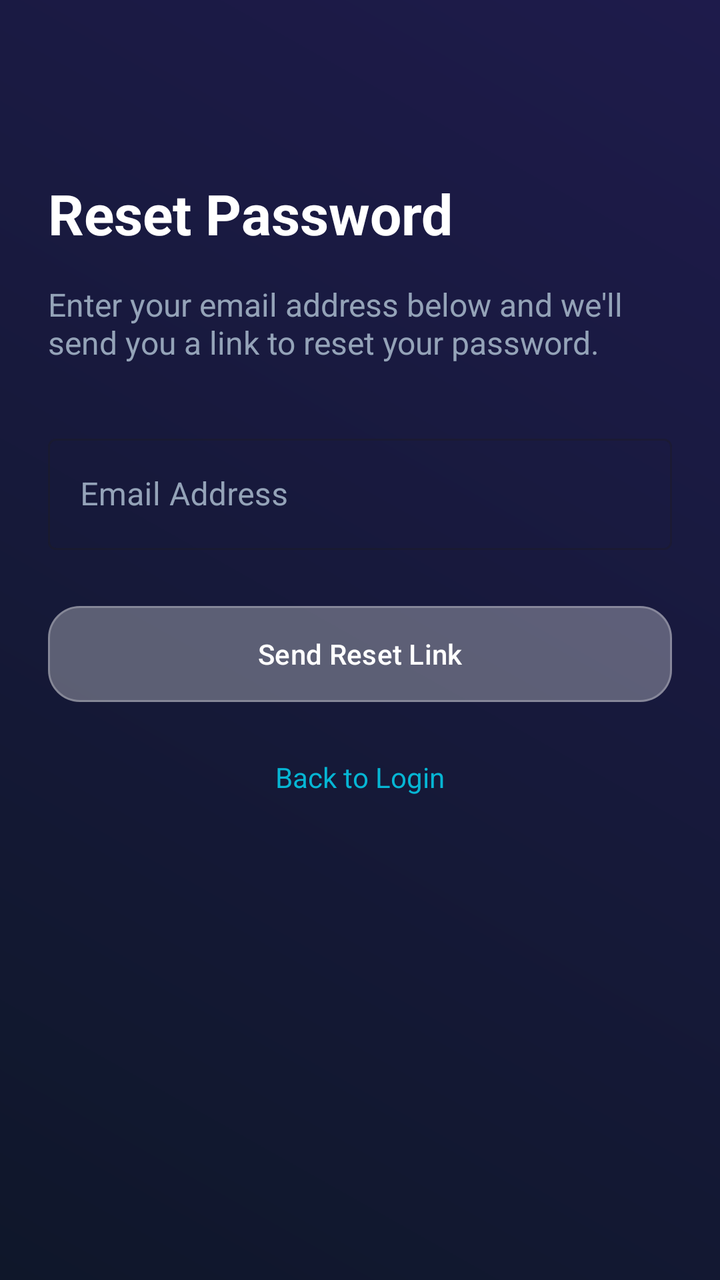
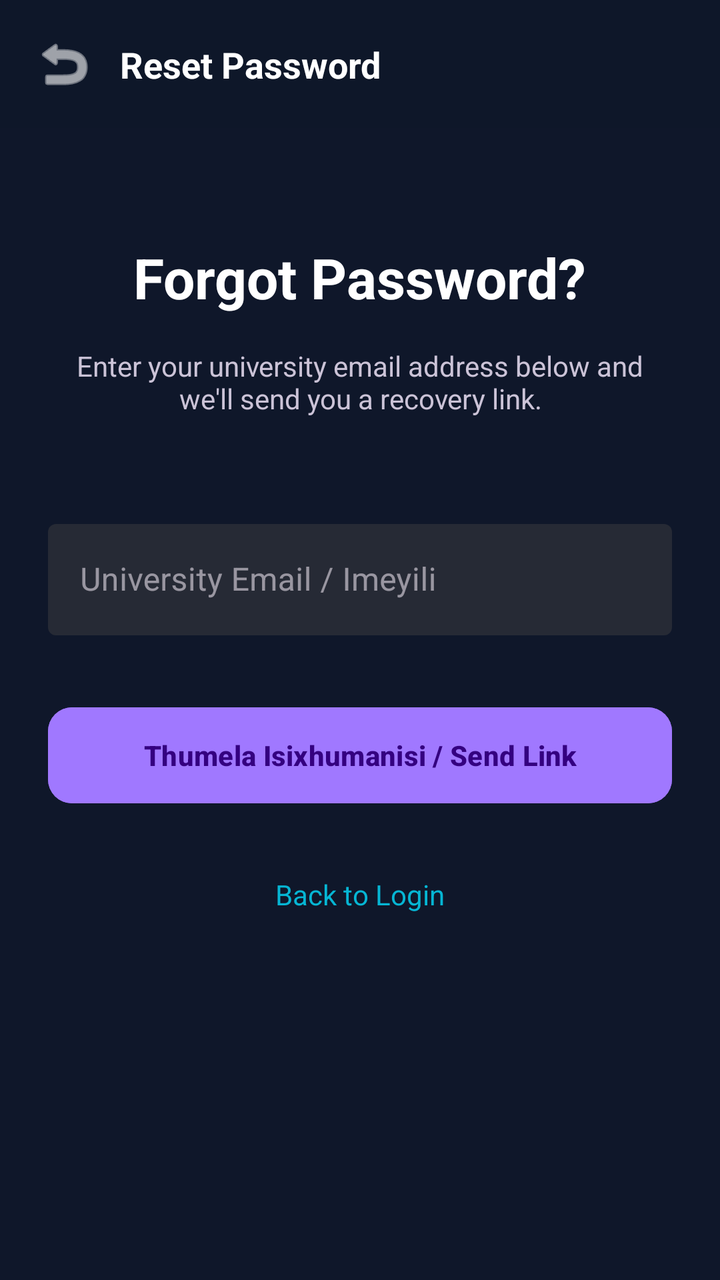

Screens rendered from an Android XML layout before and after an edit, with the pre-edit source and the edit as a unified diff.
<!-- AndroidManifest.xml: application theme Theme.AssignmentPlanner -->
<!-- res/layout/activity_forgot_password.xml -->
<?xml version="1.0" encoding="utf-8"?>
<androidx.constraintlayout.widget.ConstraintLayout xmlns:android="http://schemas.android.com/apk/res/android"
    xmlns:app="http://schemas.android.com/apk/res-auto"
    android:layout_width="match_parent"
    android:layout_height="match_parent"
    android:background="@drawable/gradient_background"
    android:padding="24dp">

    <TextView
        android:id="@+id/tv_forgot_title"
        android:layout_width="wrap_content"
        android:layout_height="wrap_content"
        android:layout_marginTop="64dp"
        android:text="Reset Password"
        android:textColor="@color/text_primary"
        android:textSize="28sp"
        android:textStyle="bold"
        app:layout_constraintStart_toStartOf="parent"
        app:layout_constraintTop_toTopOf="parent" />

    <TextView
        android:id="@+id/tv_forgot_instructions"
        android:layout_width="match_parent"
        android:layout_height="wrap_content"
        android:layout_marginTop="16dp"
        android:text="Enter your email address below and we'll send you a link to reset your password."
        android:textColor="@color/text_secondary"
        android:textSize="16sp"
        app:layout_constraintTop_toBottomOf="@id/tv_forgot_title" />

    <com.google.android.material.textfield.TextInputLayout
        android:id="@+id/til_forgot_email"
        style="@style/Widget.MaterialComponents.TextInputLayout.OutlinedBox"
        android:layout_width="match_parent"
        android:layout_height="wrap_content"
        android:layout_marginTop="32dp"
        android:hint="Email Address"
        android:textColorHint="@color/text_secondary"
        app:layout_constraintTop_toBottomOf="@id/tv_forgot_instructions">

        <com.google.android.material.textfield.TextInputEditText
            android:layout_width="match_parent"
            android:layout_height="wrap_content"
            android:inputType="textEmailAddress"
            android:textColor="@color/text_primary" />
    </com.google.android.material.textfield.TextInputLayout>

    <com.google.android.material.button.MaterialButton
        android:id="@+id/btn_send_reset"
        android:layout_width="match_parent"
        android:layout_height="56dp"
        android:layout_marginTop="24dp"
        android:backgroundTint="@color/glass_bg_light"
        android:text="Send Reset Link"
        android:textAllCaps="false"
        android:textColor="@color/text_primary"
        app:cornerRadius="16dp"
        app:layout_constraintTop_toBottomOf="@id/til_forgot_email"
        app:strokeColor="@color/glass_border"
        app:strokeWidth="1dp" />

    <TextView
        android:id="@+id/tv_back_login"
        android:layout_width="wrap_content"
        android:layout_height="wrap_content"
        android:layout_marginTop="24dp"
        android:text="Back to Login"
        android:textColor="@color/accent_cyan"
        app:layout_constraintEnd_toEndOf="parent"
        app:layout_constraintStart_toStartOf="parent"
        app:layout_constraintTop_toBottomOf="@id/btn_send_reset" />

</androidx.constraintlayout.widget.ConstraintLayout>
<!-- resources referenced by this layout -->
<resources>
  <color name="accent_cyan">#06B6D4</color>
  <color name="glass_bg_light">#2AFFFFFF</color>
  <color name="glass_border">#40FFFFFF</color>
  <color name="text_primary">#FFFFFF</color>
  <color name="text_secondary">#94A3B8</color>
  <!-- drawable gradient_background (drawable) -->
  <?xml version="1.0" encoding="utf-8"?>
  <shape xmlns:android="http://schemas.android.com/apk/res/android"
      android:shape="rectangle">
      <gradient
          android:angle="45"
          android:endColor="@color/bg_gradient_end"
          android:startColor="@color/bg_gradient_start"
          android:type="linear" />
  </shape>
  <style name="Theme.AssignmentPlanner" parent="Base.Theme.AssignmentPlanner" />
  <color name="bg_gradient_end">#1E1B4B</color>
  <color name="bg_gradient_start">#0F172A</color>
  <style name="Base.Theme.AssignmentPlanner" parent="Theme.Material3.DayNight.NoActionBar">
          
          
      </style>
</resources>

<!-- the commit's change to res/layout/activity_forgot_password.xml (unified diff, before → after) -->
@@ -1,73 +1,117 @@
 <?xml version="1.0" encoding="utf-8"?>
 <androidx.constraintlayout.widget.ConstraintLayout xmlns:android="http://schemas.android.com/apk/res/android"
     xmlns:app="http://schemas.android.com/apk/res-auto"
+    xmlns:tools="http://schemas.android.com/tools"
+    android:id="@+id/main"
     android:layout_width="match_parent"
     android:layout_height="match_parent"
-    android:background="@drawable/gradient_background"
-    android:padding="24dp">
+    android:background="@color/bg_gradient_start">
 
-    <TextView
-        android:id="@+id/tv_forgot_title"
-        android:layout_width="wrap_content"
-        android:layout_height="wrap_content"
-        android:layout_marginTop="64dp"
-        android:text="Reset Password"
-        android:textColor="@color/text_primary"
-        android:textSize="28sp"
-        android:textStyle="bold"
-        app:layout_constraintStart_toStartOf="parent"
-        app:layout_constraintTop_toTopOf="parent" />
+    
+    <androidx.constraintlayout.widget.ConstraintLayout
+        android:id="@+id/cl_forgot_header"
+        android:layout_width="match_parent"
+        android:layout_height="64dp"
+        android:background="#1A0F131D"
+        android:paddingHorizontal="16dp"
+        app:layout_constraintTop_toTopOf="parent">
 
-    <TextView
-        android:id="@+id/tv_forgot_instructions"
+        <ImageView
+            android:id="@+id/btn_back"
+            android:layout_width="32dp"
+            android:layout_height="32dp"
+            android:src="@android:drawable/ic_menu_revert"
+            app:layout_constraintBottom_toBottomOf="parent"
+            app:layout_constraintStart_toStartOf="parent"
+            app:layout_constraintTop_toTopOf="parent"
+            app:tint="@color/text_primary" />
+
+        <TextView
+            android:layout_width="wrap_content"
+            android:layout_height="wrap_content"
+            android:layout_marginStart="12dp"
+            android:text="Reset Password"
+            android:textColor="@color/text_primary"
+            android:textSize="18sp"
+            android:textStyle="bold"
+            app:layout_constraintBottom_toBottomOf="parent"
+            app:layout_constraintStart_toEndOf="@id/btn_back"
+            app:layout_constraintTop_toTopOf="parent" />
+    </androidx.constraintlayout.widget.ConstraintLayout>
+
+    <ScrollView
         android:layout_width="match_parent"
-        android:layout_height="wrap_content"
-        android:layout_marginTop="16dp"
-        android:text="Enter your email address below and we'll send you a link to reset your password."
-        android:textColor="@color/text_secondary"
-        android:textSize="16sp"
-        app:layout_constraintTop_toBottomOf="@id/tv_forgot_title" />
+        android:layout_height="0dp"
+        android:fillViewport="true"
+        app:layout_constraintBottom_toBottomOf="parent"
+        app:layout_constraintTop_toBottomOf="@id/cl_forgot_header">
 
-    <com.google.android.material.textfield.TextInputLayout
-        android:id="@+id/til_forgot_email"
-        style="@style/Widget.MaterialComponents.TextInputLayout.OutlinedBox"
-        android:layout_width="match_parent"
-        android:layout_height="wrap_content"
-        android:layout_marginTop="32dp"
-        android:hint="Email Address"
-        android:textColorHint="@color/text_secondary"
-        app:layout_constraintTop_toBottomOf="@id/tv_forgot_instructions">
-
-        <com.google.android.material.textfield.TextInputEditText
+        <LinearLayout
             android:layout_width="match_parent"
             android:layout_height="wrap_content"
-            android:inputType="textEmailAddress"
-            android:textColor="@color/text_primary" />
-    </com.google.android.material.textfield.TextInputLayout>
+            android:gravity="center_horizontal"
+            android:orientation="vertical"
+            android:padding="24dp">
 
-    <com.google.android.material.button.MaterialButton
-        android:id="@+id/btn_send_reset"
-        android:layout_width="match_parent"
-        android:layout_height="56dp"
-        android:layout_marginTop="24dp"
-        android:backgroundTint="@color/glass_bg_light"
-        android:text="Send Reset Link"
-        android:textAllCaps="false"
-        android:textColor="@color/text_primary"
-        app:cornerRadius="16dp"
-        app:layout_constraintTop_toBottomOf="@id/til_forgot_email"
-        app:strokeColor="@color/glass_border"
-        app:strokeWidth="1dp" />
+            <TextView
+                android:id="@+id/tv_forgot_title"
+                android:layout_width="wrap_content"
+                android:layout_height="wrap_content"
+                android:layout_marginTop="32dp"
+                android:text="Forgot Password?"
+                android:textColor="@color/text_primary"
+                android:textSize="28sp"
+                android:textStyle="bold" />
 
-    <TextView
-        android:id="@+id/tv_back_login"
-        android:layout_width="wrap_content"
-        android:layout_height="wrap_content"
-        android:layout_marginTop="24dp"
-        android:text="Back to Login"
-        android:textColor="@color/accent_cyan"
-        app:layout_constraintEnd_toEndOf="parent"
-        app:layout_constraintStart_toStartOf="parent"
-        app:layout_constraintTop_toBottomOf="@id/btn_send_reset" />
+            <TextView
+                android:id="@+id/tv_forgot_instructions"
+                android:layout_width="match_parent"
+                android:layout_height="wrap_content"
+                android:layout_marginTop="16dp"
+                android:gravity="center"
+                android:text="Enter your university email address below and we'll send you a recovery link."
+                android:textColor="@color/text_on_surface_variant"
+                android:textSize="14sp" />
+
+            <com.google.android.material.textfield.TextInputLayout
+                android:id="@+id/til_forgot_email"
+                style="@style/Widget.MaterialComponents.TextInputLayout.OutlinedBox"
+                android:layout_width="match_parent"
+                android:layout_height="wrap_content"
+                android:layout_marginTop="48dp"
+                android:hint="University Email / Imeyili"
+                app:boxBackgroundColor="@color/surface_container_high"
+                app:boxStrokeWidth="0dp">
+
+                <com.google.android.material.textfield.TextInputEditText
+                    android:id="@+id/et_forgot_email"
+                    android:layout_width="match_parent"
+                    android:layout_height="wrap_content"
+                    android:inputType="textEmailAddress"
+                    android:textColor="@color/text_primary" />
+            </com.google.android.material.textfield.TextInputLayout>
+
+            <com.google.android.material.button.MaterialButton
+                android:id="@+id/btn_send_reset"
+                android:layout_width="match_parent"
+                android:layout_height="56dp"
+                android:layout_marginTop="32dp"
+                android:backgroundTint="@color/primary_container"
+                android:text="Thumela Isixhumanisi / Send Link"
+                android:textColor="@color/on_primary_container"
+                android:textStyle="bold"
+                app:cornerRadius="12dp" />
+
+            <TextView
+                android:id="@+id/tv_back_login"
+                android:layout_width="wrap_content"
+                android:layout_height="wrap_content"
+                android:layout_marginTop="32dp"
+                android:text="Back to Login"
+                android:textColor="@color/accent_cyan"
+                android:textSize="14sp" />
+
+        </LinearLayout>
+    </ScrollView>
 
 </androidx.constraintlayout.widget.ConstraintLayout>
<!-- resource entries referenced after the edit -->
@@ -1,26 +1,23 @@
 <!-- resources referenced by this layout -->
 <resources>
   <color name="accent_cyan">#06B6D4</color>
-  <color name="glass_bg_light">#2AFFFFFF</color>
-  <color name="glass_border">#40FFFFFF</color>
   <color name="text_primary">#FFFFFF</color>
-  <color name="text_secondary">#94A3B8</color>
-  <!-- drawable gradient_background (drawable) -->
-  <?xml version="1.0" encoding="utf-8"?>
-  <shape xmlns:android="http://schemas.android.com/apk/res/android"
-      android:shape="rectangle">
-      <gradient
-          android:angle="45"
-          android:endColor="@color/bg_gradient_end"
-          android:startColor="@color/bg_gradient_start"
-          android:type="linear" />
-  </shape>
   <style name="Theme.AssignmentPlanner" parent="Base.Theme.AssignmentPlanner" />
-  <color name="bg_gradient_end">#1E1B4B</color>
   <color name="bg_gradient_start">#0F172A</color>
-  <style name="Base.Theme.AssignmentPlanner" parent="Theme.Material3.DayNight.NoActionBar">
-          
-          
+  <color name="on_primary_container">#340080</color>
+  <color name="primary_container">#A078FF</color>
+  <color name="surface_container_high">#262A35</color>
+  <color name="text_on_surface_variant">#CBC3D7</color>
+  <style name="Base.Theme.AssignmentPlanner" parent="Theme.Material3.Dark.NoActionBar">
+          <item name="colorPrimary">@color/accent_violet</item>
+          <item name="colorSecondary">@color/accent_cyan</item>
+          <item name="colorTertiary">@color/tertiary_green</item>
+          <item name="colorError">@color/destructive_red</item>
+          <item name="android:textColorHint">@color/outline</item>
       </style>
+  <color name="accent_violet">#8B5CF6</color>
+  <color name="tertiary_green">#4EDEA3</color>
+  <color name="destructive_red">#EF4444</color>
+  <color name="outline">#958EA0</color>
 </resources>
 
